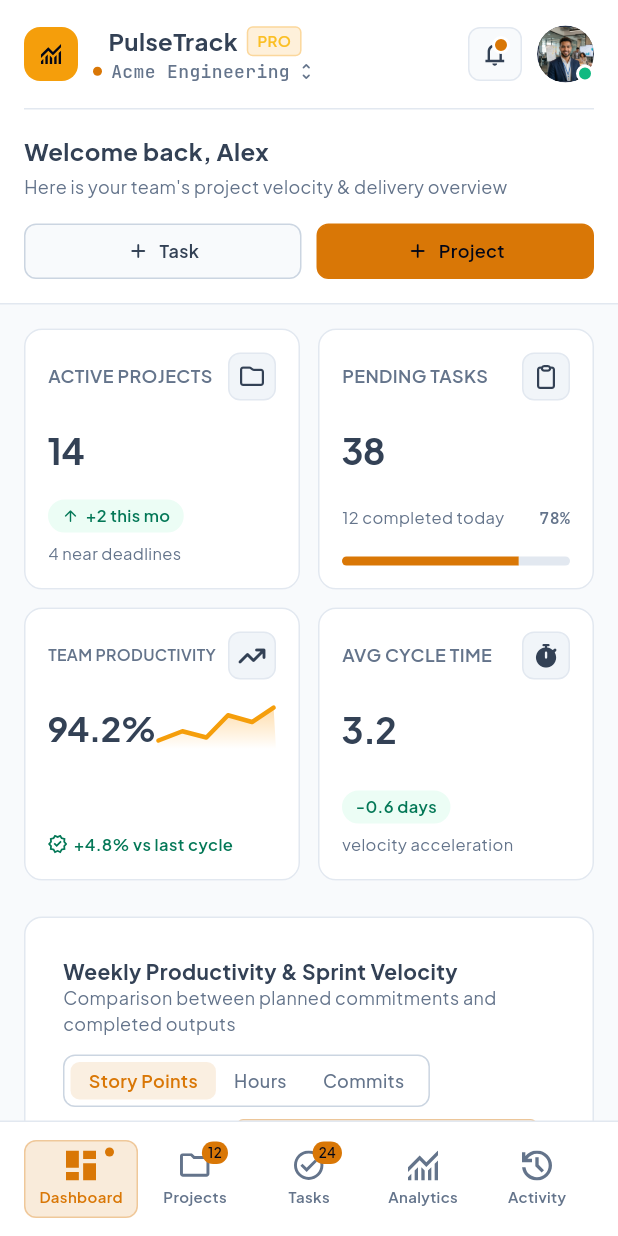
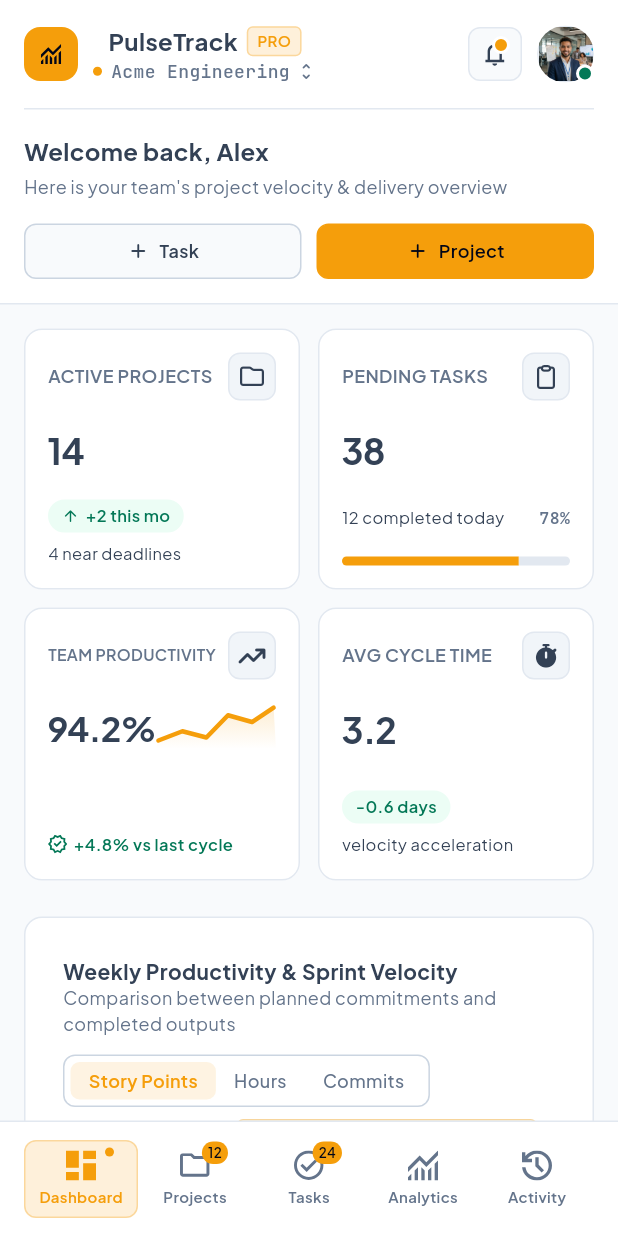
Before and after one commit to BasmalaAhmed/PulseTrack_Dashboard, a Flutter app: the screen it shows after launch, on a phone screen of 412 x 824 dp. Run offline on Flutter 3.47's test engine with Material 3 defaults, Android fonts, the phone set to English and light mode, and no system bars; our stand-ins replace device_preview, dotted_border, fl_chart, flutter_svg, font_awesome_flutter.

Commit message:
refactor: make app components theme-aware

```diff
--- a/lib/core/theme/app_theme.dart
+++ b/lib/core/theme/app_theme.dart
@@ -10,7 +10,7 @@ abstract class AppTheme {
     primary: Color(0xFF020617),
     primaryContainer: Color(0xFF25344D),
     // Secondary accent
-    secondary: Color(0xFFF59E0B),
+    secondary: Color(0XFFF59E0B),
     onSecondary: Color(0XFF020617),
     secondaryContainer: Color(0xFF1A2232),
     onSecondaryContainer: Color(0xFFCBD5E1),
@@ -36,7 +36,7 @@ abstract class AppTheme {
     onPrimary: Color(0XFFFFFFFF),
     primaryContainer: Color(0xFF263249),
     // Secondary accent
-    secondary: Color(0xFFD97706),
+    secondary: Color(0XFFF59E0B),
     onSecondary: Color(0xFF020617),
     secondaryContainer: Color(0xFFF1F5F9),
     onSecondaryContainer: Color(0xFF334155),
--- a/lib/utils/app_colors.dart
+++ b/lib/utils/app_colors.dart
@@ -1,59 +1,11 @@
 import 'package:flutter/material.dart';
 
 abstract class AppColors {
-  static const kPrimaryColor = Color(0XFF0F172A);
-  static const kSecondaryColor = Color(0XFFD97706);
-  static const kNeutralColor = Color(0XFFF8FAFC);
-  static const kSuccessColor = Color(0XFF047857);
-
-  static const kGrey33Color = Color(0XFF334155);
-  static const kGrey47Color = Color(0XFF475569);
-  static const kGrey64Color = Color(0XFF64748B);
-  static const kGrey94Color = Color(0XFF94A3B8);
-
-  // Background and surfaces
-  static Color scaffold(BuildContext context) =>
-    Theme.of(context).scaffoldBackgroundColor;
-
-  static Color surface(BuildContext context) =>
-    Theme.of(context).colorScheme.surface;
-
-  static Color card(BuildContext context) =>
-    Theme.of(context).cardColor;
-
-  static const kRaisedSurfaceColor = Color(0XFF1A2232);
-
-  static const kHighlightSurfaceColor = Color(0XFF1E2638);
-
-  // Borders
-  static const kBorderColor = Color(0XFF232B3B);
-
-  static const kBorderLightColor = Color(0XFF283347);
-
-  static const kButtonBorderColor = Color(0XFF2E3A52);
-
-  // Fonts and Icons
-  static const kTextSoftColor = Color(0XFFE2E8F0);
-  static const kIconLightColor = Color(0XFFCBD5E1);
-
-  static const kOnAccentColor = Color(0XFF020617);
-
-  // Accents
-  static const kAccentColor = Color(0XFFF59E0B);
-  static const kAccentLightColor = Color(0XFFFBBF24);
-  static const kAccentLighterColor = Color(0XFFFCD34D);
 
   // Status
-  static const kGreenColor = Color(0XFF10B981);
-  static const kGreenLightColor = Color(0XFF34D399);
-  static const kGreenDarkColor = Color(0XFF059669);
+  static const kGreenChartColor = Color(0XFF059669);
+  static const kOrangeChartColor = Color(0XFFF59E0B);
+  static const kRedChartColor = Color(0XFFEF4444);
 
-  static const kDangerColor = Color(0XFFEF4444);
-  static const kDangerLightColor = Color(0XFFF87171);
 
-  // Charts
-  static const kChartPlannedColor = Color(0XFF263249);
-
-  static const kMiniChartAreaStartColor = Color(0X55FF9800);
-  static const kMiniChartAreaEndColor = Color(0X00FF9800);
 }
--- a/lib/utils/app_styles.dart
+++ b/lib/utils/app_styles.dart
@@ -1,97 +1,82 @@
 import 'package:flutter/material.dart';
-import 'package:pulse_track_dashboard/utils/app_colors.dart';
 
 abstract class AppStyles {
   static TextStyle semibold10Style = TextStyle(
-    color: AppColors.kGrey94Color,
     fontFamily: 'Plus_Jakarta_Sans',
     fontSize: 10,
     fontWeight: FontWeight.w600,
   );
 
-  static TextStyle regular11Style(BuildContext context) => TextStyle(
-    color: Theme.of(context).colorScheme.onSurfaceVariant,
+  static TextStyle regular11Style = TextStyle(
     fontFamily: 'Plus_Jakarta_Sans',
     fontSize: 11,
   );
 
   static TextStyle medium11Style = TextStyle(
-    color: AppColors.kGrey47Color,
     fontFamily: 'Plus_Jakarta_Sans',
     fontSize: 11,
     fontWeight: FontWeight.w500,
   );
 
   static TextStyle semibold11Style = TextStyle(
-    color: AppColors.kSuccessColor,
     fontFamily: 'Plus_Jakarta_Sans',
     fontSize: 11,
     fontWeight: FontWeight.w600,
   );
 
   static TextStyle bold11Style = TextStyle(
-    color: AppColors.kHighlightSurfaceColor,
     fontFamily: 'Plus_Jakarta_Sans',
     fontSize: 11,
     fontWeight: FontWeight.w700,
   );
 
   static TextStyle regular12Style = TextStyle(
-    color: AppColors.kGrey64Color,
     fontFamily: 'Plus_Jakarta_Sans',
     fontSize: 12,
   );
 
   static TextStyle medium12Style = TextStyle(
-    color: AppColors.kGrey47Color,
     fontFamily: 'Plus_Jakarta_Sans',
     fontSize: 12,
     fontWeight: FontWeight.w500,
   );
 
   static TextStyle semibold12Style = TextStyle(
-    color: AppColors.kPrimaryColor,
     fontFamily: 'Plus_Jakarta_Sans',
     fontSize: 12,
     fontWeight: FontWeight.w600,
   );
 
   static TextStyle bold12Style = TextStyle(
-    color: AppColors.kPrimaryColor,
     fontFamily: 'Plus_Jakarta_Sans',
     fontSize: 12,
     fontWeight: FontWeight.w700,
   );
 
   static TextStyle regular14Style = TextStyle(
-    color: AppColors.kGrey64Color,
     fontFamily: 'Plus_Jakarta_Sans',
     fontSize: 14,
   );
 
   static TextStyle medium14Style = TextStyle(
-    color: AppColors.kGrey47Color,
     fontFamily: 'Plus_Jakarta_Sans',
     fontSize: 14,
     fontWeight: FontWeight.w500,
   );
 
   static TextStyle bold14Style = TextStyle(
-    color: AppColors.kPrimaryColor,
     fontFamily: 'Plus_Jakarta_Sans',
     fontSize: 14,
     fontWeight: FontWeight.w700,
   );
 
   static TextStyle bold16Style = TextStyle(
-    color: AppColors.kPrimaryColor,
     fontFamily: 'Plus_Jakarta_Sans',
     fontSize: 16,
     fontWeight: FontWeight.w700,
   );
 
   static TextStyle bold24Style = TextStyle(
-    color: AppColors.kPrimaryColor,
     fontFamily: 'Plus_Jakarta_Sans',
     fontSize: 24,
     fontWeight: FontWeight.w700,
--- a/lib/widgets/cards_list.dart
+++ b/lib/widgets/cards_list.dart
@@ -64,7 +64,7 @@ class CardsList extends StatelessWidget {
               const SizedBox(width: 12),
               Text(
                 '4 near deadlines',
-                style: AppStyles.regular11Style(context),
+                style: AppStyles.regular11Style,
               ),
             ],
           ),
@@ -89,7 +89,7 @@ class CardsList extends StatelessWidget {
                       alignment: Alignment.centerLeft,
                       child: Text(
                         '12 completed today',
-                        style: AppStyles.regular11Style(context),
+                        style: AppStyles.regular11Style,
                       ),
                     ),
                   ),
@@ -177,7 +177,7 @@ class CardsList extends StatelessWidget {
               const SizedBox(width: 12),
               Text(
                 'velocity acceleration',
-                style: AppStyles.regular11Style(context),
+                style: AppStyles.regular11Style,
               ),
             ],
           ),
--- a/lib/widgets/custom_card.dart
+++ b/lib/widgets/custom_card.dart
@@ -1,6 +1,5 @@
 import 'package:flutter/material.dart';
 import 'package:pulse_track_dashboard/models/card_model.dart';
-import 'package:pulse_track_dashboard/utils/app_colors.dart';
 import 'package:pulse_track_dashboard/utils/app_styles.dart';
 import 'package:pulse_track_dashboard/widgets/custom_icon_container.dart';
 import 'package:pulse_track_dashboard/widgets/team_productivity_chart.dart';
@@ -15,7 +14,7 @@ class CustomCard extends StatelessWidget {
     return Card(
       elevation: 0,
       margin: EdgeInsets.zero,
-      color: AppColors.card(context),
+      color: Theme.of(context).cardColor,
       shape: RoundedRectangleBorder(
         side: BorderSide(color: colors.outline),
         borderRadius: BorderRadius.circular(12),
--- a/lib/widgets/custom_dot.dart
+++ b/lib/widgets/custom_dot.dart
@@ -1,5 +1,4 @@
 import 'package:flutter/material.dart';
-import 'package:pulse_track_dashboard/utils/app_colors.dart';
 
 class CustomDot extends StatelessWidget {
   const CustomDot({super.key, required this.height, required this.width, this.color, this.isBorder = false});
@@ -10,14 +9,15 @@ class CustomDot extends StatelessWidget {
 
   @override
   Widget build(BuildContext context) {
+    final colors = Theme.of(context).colorScheme;
     return Container(
               height: height,
               width: height,
               decoration: ShapeDecoration(
                 shape: OvalBorder(
-                  side: isBorder ? BorderSide(color: AppColors.surface(context), width: 2) : BorderSide.none,
+                  side: isBorder ? BorderSide(color: colors.surface, width: 2) : BorderSide.none,
                 ),
-                color: color ?? Theme.of(context).colorScheme.secondary,
+                color: color ?? colors.secondary,
               ),
             );
   }
--- a/lib/widgets/custom_quota.dart
+++ b/lib/widgets/custom_quota.dart
@@ -41,7 +41,7 @@ class CustomQuota extends StatelessWidget {
             const SizedBox(height: 8),
             Row(
               children: [
-                Text('Tier: Enterprise', style: AppStyles.regular11Style(context)),
+                Text('Tier: Enterprise', style: AppStyles.regular11Style),
                 const Spacer(),
                 Text(
                   'Upgrade',
--- a/lib/widgets/pie_chart_indicator_item.dart
+++ b/lib/widgets/pie_chart_indicator_item.dart
@@ -52,7 +52,7 @@ class PieChartIndicatorItem extends StatelessWidget {
               padding: const EdgeInsets.symmetric(horizontal: 8, vertical: 2),
               child: Text(
                 '$percent%',
-                style: AppStyles.regular11Style(context).copyWith(
+                style: AppStyles.regular11Style.copyWith(
                   color: colors.onSecondaryContainer,
                   fontFamily: 'JetBrains_Mono',
                 ),
--- a/lib/widgets/priority_tasks_list_item.dart
+++ b/lib/widgets/priority_tasks_list_item.dart
@@ -99,7 +99,7 @@ class _PriorityTasksListItemState extends State<PriorityTasksListItem> {
                           isChecked
                               ? 'Resolved'
                               : widget.priorityTasksListItemModel.date,
-                          style: AppStyles.regular11Style(context).copyWith(
+                          style: AppStyles.regular11Style.copyWith(
                             color: isChecked
                                 ? colors.onTertiaryContainer
                                 : colors.onSurfaceVariant,
--- a/lib/widgets/pro_badge.dart
+++ b/lib/widgets/pro_badge.dart
@@ -1,5 +1,4 @@
 import 'package:flutter/material.dart';
-import 'package:pulse_track_dashboard/utils/app_colors.dart';
 import 'package:pulse_track_dashboard/utils/app_styles.dart';
 
 class ProBadge extends StatelessWidget {
@@ -9,22 +8,23 @@ class ProBadge extends StatelessWidget {
 
   @override
   Widget build(BuildContext context) {
+    final colors = Theme.of(context).colorScheme;
     return Container(
       padding: const EdgeInsets.symmetric(
         horizontal: 6,
         vertical: 2,
       ),
       decoration: BoxDecoration(
-        color: AppColors.kAccentColor.withValues(alpha: 0.15),
+        color: colors.secondary.withValues(alpha: 0.15),
         borderRadius: BorderRadius.circular(4),
         border: Border.all(
-          color: AppColors.kAccentColor.withValues(alpha: 0.3),
+          color: colors.secondary.withValues(alpha: 0.3),
         ),
       ),
       child: Text(
         'PRO',
         style: AppStyles.semibold10Style.copyWith(
-          color: AppColors.kAccentLightColor,
+          color: colors.secondary,
         ),
       ),
     );
--- a/lib/widgets/project_health_chart.dart
+++ b/lib/widgets/project_health_chart.dart
@@ -61,19 +61,19 @@ class _ProjectHealthChartState extends State<ProjectHealthChart> {
       sections: [
         PieChartSectionData(
           value: 9,
-          color: AppColors.kGreenDarkColor,
+          color: AppColors.kGreenChartColor,
           radius: activeIndex == 0 ? 28 : 20,
           showTitle: false,
         ),
         PieChartSectionData(
           value: 3,
-          color: AppColors.kAccentColor,
+          color: AppColors.kOrangeChartColor,
           radius: activeIndex == 1 ? 28 : 20,
           showTitle: false,
         ),
         PieChartSectionData(
           value: 2,
-          color: AppColors.kDangerColor,
+          color: AppColors.kRedChartColor,
           radius: activeIndex == 2 ? 28 : 20,
           showTitle: false,
         ),
--- a/lib/widgets/project_health_legend.dart
+++ b/lib/widgets/project_health_legend.dart
@@ -11,21 +11,21 @@ class ProjectHealthLegend extends StatelessWidget {
       children: [
         const PieChartIndicatorItem(
           title: 'On Track',
-          dotColor: AppColors.kGreenColor,
+          dotColor: AppColors.kGreenChartColor,
           projectsNum: 9,
           percent: 65,
         ),
         const SizedBox(height: 10),
         const PieChartIndicatorItem(
           title: 'At Risk',
-          dotColor: AppColors.kAccentLightColor,
+          dotColor: AppColors.kOrangeChartColor,
           projectsNum: 3,
           percent: 22,
         ),
         const SizedBox(height: 10),
         const PieChartIndicatorItem(
           title: 'Delayed',
-          dotColor: AppColors.kDangerColor,
+          dotColor: AppColors.kRedChartColor,
           projectsNum: 2,
           percent: 13,
         ),
--- a/lib/widgets/recent_activity_footer.dart
+++ b/lib/widgets/recent_activity_footer.dart
@@ -20,9 +20,7 @@ class RecentActivityFooter extends StatelessWidget {
             Expanded(
               child: Text(
                 'Audited by PulseTrack Governance Engine',
-                style: AppStyles.regular11Style(
-                  context,
-                ).copyWith(color: colors.onSurfaceVariant),
+                style: AppStyles.regular11Style.copyWith(color: colors.onSurfaceVariant),
                 overflow: TextOverflow.ellipsis,
               ),
             ),
--- a/lib/widgets/recent_activity_item.dart
+++ b/lib/widgets/recent_activity_item.dart
@@ -88,9 +88,7 @@ class RecentActivityItem extends StatelessWidget {
         ),
         Text(
           time,
-          style: AppStyles.regular11Style(
-            context,
-          ).copyWith(color: colors.onSurfaceVariant),
+          style: AppStyles.regular11Style.copyWith(color: colors.onSurfaceVariant),
         ),
       ],
     );
--- a/lib/widgets/team_productivity_chart.dart
+++ b/lib/widgets/team_productivity_chart.dart
@@ -1,22 +1,38 @@
 import 'package:flutter/material.dart';
-import 'package:pulse_track_dashboard/utils/app_colors.dart';
 
 class TeamProductivityChart extends StatelessWidget {
   const TeamProductivityChart({super.key});
 
   @override
   Widget build(BuildContext context) {
+    final colors = Theme.of(context).colorScheme;
+    final isDark = Theme.of(context).brightness == Brightness.dark;
     return SizedBox(
       width: 280,
       height: 100,
       child: CustomPaint(
-        painter: ChartPainter(),
+        painter: ChartPainter(
+          lineColor: colors.secondary,
+          areaStartColor: colors.secondary.withValues(
+            alpha: isDark ? 0.25 : 0.18,
+          ),
+          areaEndColor: colors.secondary.withValues(alpha: 0),
+        ),
       ),
     );
   }
 }
 
 class ChartPainter extends CustomPainter {
+  final Color lineColor, areaStartColor, areaEndColor;
+
+  ChartPainter({
+    super.repaint,
+    required this.lineColor,
+    required this.areaStartColor,
+    required this.areaEndColor,
+  });
+
   @override
   void paint(Canvas canvas, Size size) {
     final points = [
@@ -28,8 +44,7 @@ class ChartPainter extends CustomPainter {
       Offset(size.width * 0.98, size.height * 0.02),
     ];
 
-    final linePath = Path()
-      ..moveTo(points.first.dx, points.first.dy);
+    final linePath = Path()..moveTo(points.first.dx, points.first.dy);
 
     for (final point in points.skip(1)) {
       linePath.lineTo(point.dx, point.dy);
@@ -45,19 +60,14 @@ class ChartPainter extends CustomPainter {
       ..shader = LinearGradient(
         begin: Alignment.topCenter,
         end: Alignment.bottomCenter,
-        colors: [
-          AppColors.kMiniChartAreaStartColor,
-          AppColors.kMiniChartAreaEndColor,
-        ],
-      ).createShader(
-        Rect.fromLTWH(0, 0, size.width, size.height),
-      );
+        colors: [areaStartColor, areaEndColor],
+      ).createShader(Rect.fromLTWH(0, 0, size.width, size.height));
 
     canvas.drawPath(areaPath, areaPaint);
 
     // Chart line
     final linePaint = Paint()
-      ..color = AppColors.kAccentColor
+      ..color = lineColor
       ..strokeWidth = 3
       ..strokeCap = StrokeCap.round
       ..strokeJoin = StrokeJoin.round
--- a/lib/widgets/user_avatar.dart
+++ b/lib/widgets/user_avatar.dart
@@ -1,5 +1,4 @@
 import 'package:flutter/material.dart';
-import 'package:pulse_track_dashboard/utils/app_colors.dart';
 import 'package:pulse_track_dashboard/utils/app_images.dart';
 import 'package:pulse_track_dashboard/widgets/custom_dot.dart';
 
@@ -10,12 +9,13 @@ class UserAvatar extends StatelessWidget {
 
   @override
   Widget build(BuildContext context) {
+    final colors = Theme.of(context).colorScheme;
     return Stack(
       children: [
         ClipOval(
           child: Container(
             decoration: ShapeDecoration(
-              shape: OvalBorder(side: BorderSide(color: AppColors.kBorderLightColor)),
+              shape: OvalBorder(side: BorderSide(color: colors.outline)),
             ),
             child: Image.asset(AppImages.admin, width: 36, height: 36),
           ),
@@ -26,7 +26,7 @@ class UserAvatar extends StatelessWidget {
           child: CustomDot(
             height: 12,
             width: 12,
-            color: AppColors.kGreenColor,
+            color: colors.onTertiaryContainer,
             isBorder: true,
           ),
         ),
--- a/lib/widgets/user_info.dart
+++ b/lib/widgets/user_info.dart
@@ -17,7 +17,7 @@ class UserInfo extends StatelessWidget {
           color: colors.onSurface,
         ),
       ),
-      subtitle: Text('Senior Tech', style: AppStyles.regular11Style(context)),
+      subtitle: Text('Senior Tech', style: AppStyles.regular11Style),
       trailing: Icon(
         Icons.keyboard_double_arrow_left_rounded,
         color: colors.onSurfaceVariant,
--- a/lib/widgets/weekly_productivity_section.dart
+++ b/lib/widgets/weekly_productivity_section.dart
@@ -24,9 +24,7 @@ class WeeklyProductivitySection extends StatelessWidget {
           children: [
             Text(
               'Weekly Productivity & Sprint Velocity',
-              style: AppStyles.bold14Style.copyWith(
-                color: colors.onSurface,
-              ),
+              style: AppStyles.bold14Style.copyWith(color: colors.onSurface),
             ),
             Text(
               'Comparison between planned commitments and completed outputs',
@@ -94,7 +92,7 @@ class WeeklyProductivitySection extends StatelessWidget {
             SizedBox(height: 8),
             Text(
               'Sprint #48 ends in 4 days',
-              style: AppStyles.regular11Style(context).copyWith(
+              style: AppStyles.regular11Style.copyWith(
                 color: colors.onSurfaceVariant,
                 fontFamily: 'JetBrains_Mono',
               ),
```
Also changed, not shown: lib/widgets/search_icon_button.dart (+4 -4 lines).
